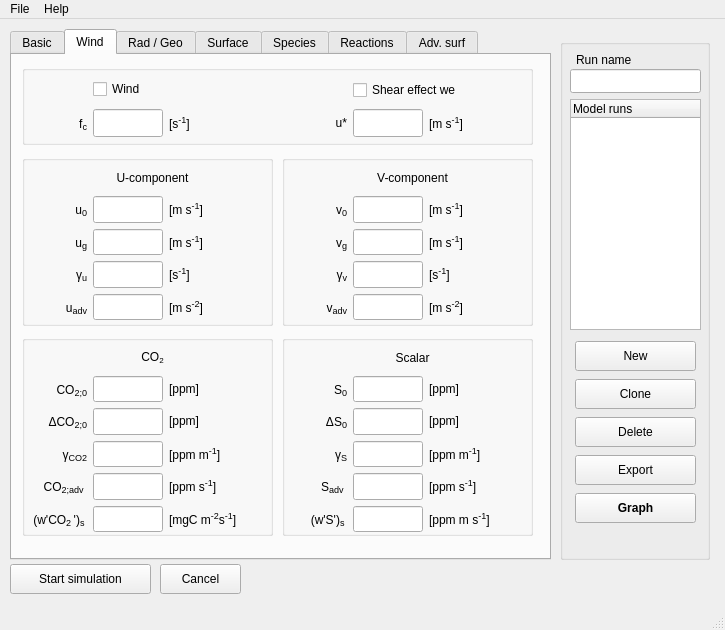
Before: the Qt Designer form mainwindow.ui in classmodel/modelgui, drawn with Qt 5.
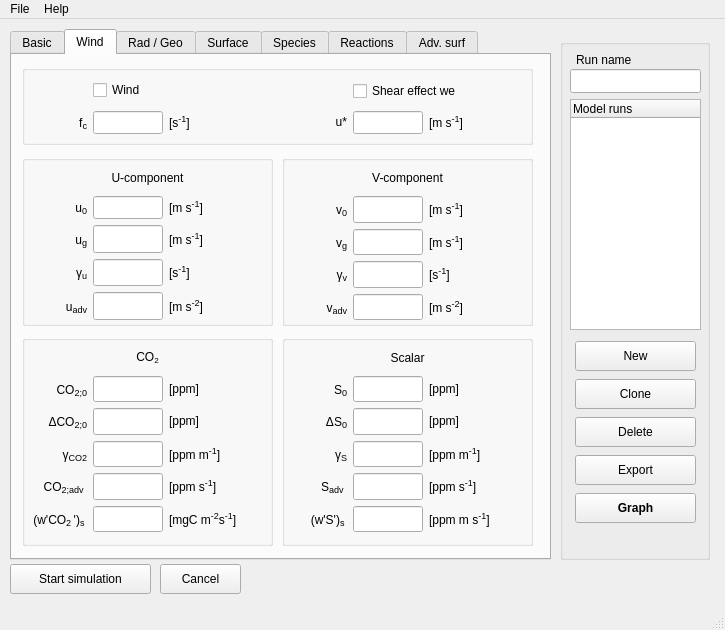
After: the same form once the commit is applied. The open tabs and pages were chosen to show the change.

Commit message: bugfix missing chemical reactions in mainwindow

Diff of the .ui file:
```diff
--- a/mainwindow.ui
+++ b/mainwindow.ui
@@ -1649,7 +1649,7 @@
         <rect>
          <x>10</x>
          <y>10</y>
-         <width>241</width>
+         <width>231</width>
          <height>155</height>
         </rect>
        </property>
@@ -1705,7 +1705,7 @@
           <property name="maximumSize">
            <size>
             <width>70</width>
-            <height>16777215</height>
+            <height>23</height>
            </size>
           </property>
           <property name="toolTip">
@@ -1987,7 +1987,7 @@
         <rect>
          <x>10</x>
          <y>10</y>
-         <width>241</width>
+         <width>231</width>
          <height>155</height>
         </rect>
        </property>
@@ -2314,7 +2314,7 @@
         <x>270</x>
         <y>280</y>
         <width>251</width>
-        <height>201</height>
+        <height>211</height>
        </rect>
       </property>
       <property name="title">
@@ -2325,7 +2325,7 @@
         <rect>
          <x>10</x>
          <y>10</y>
-         <width>241</width>
+         <width>231</width>
          <height>187</height>
         </rect>
        </property>
@@ -2737,7 +2737,7 @@
         <x>10</x>
         <y>280</y>
         <width>251</width>
-        <height>201</height>
+        <height>211</height>
        </rect>
       </property>
       <property name="title">
@@ -2748,7 +2748,7 @@
         <rect>
          <x>10</x>
          <y>10</y>
-         <width>241</width>
+         <width>231</width>
          <height>187</height>
         </rect>
        </property>
@@ -3171,7 +3171,7 @@
         <rect>
          <x>10</x>
          <y>10</y>
-         <width>247</width>
+         <width>241</width>
          <height>62</height>
         </rect>
        </property>
@@ -3224,7 +3224,7 @@
           <property name="maximumSize">
            <size>
             <width>70</width>
-            <height>16777215</height>
+            <height>23</height>
            </size>
           </property>
           <property name="baseSize">
@@ -3277,7 +3277,7 @@
         <rect>
          <x>270</x>
          <y>10</y>
-         <width>247</width>
+         <width>231</width>
          <height>62</height>
         </rect>
        </property>
@@ -3330,7 +3330,7 @@
           <property name="maximumSize">
            <size>
             <width>70</width>
-            <height>16777215</height>
+            <height>23</height>
            </size>
           </property>
           <property name="toolTip">
```
Left out of the diff: 48 changed lines with no effect on the pictures.
